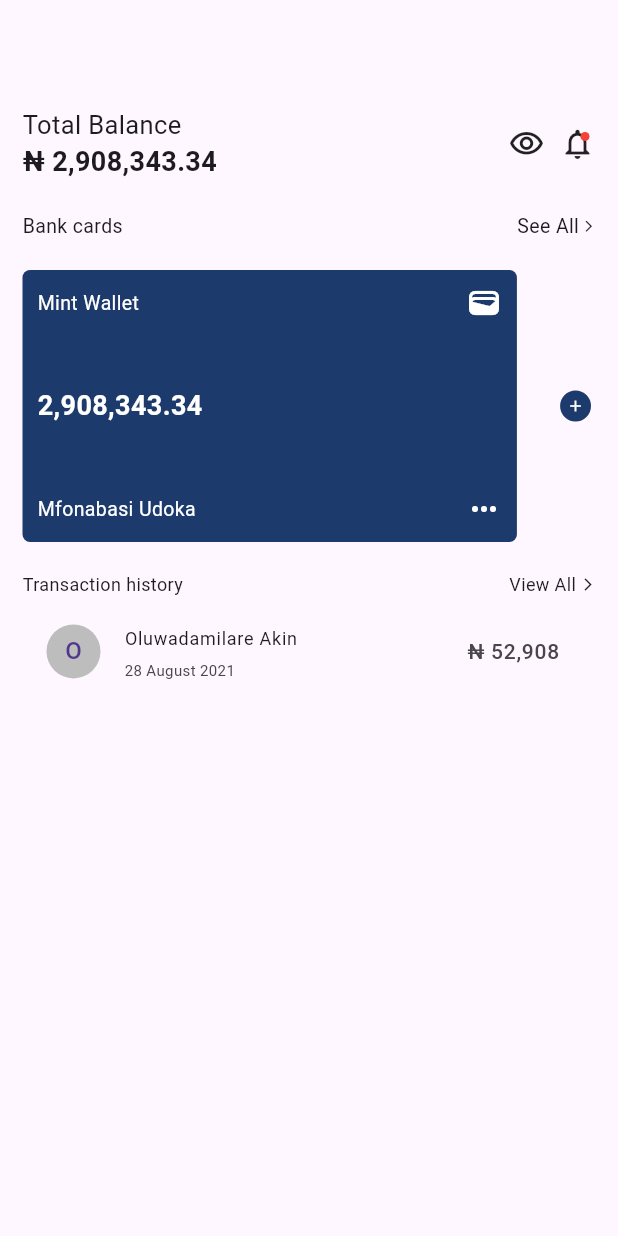
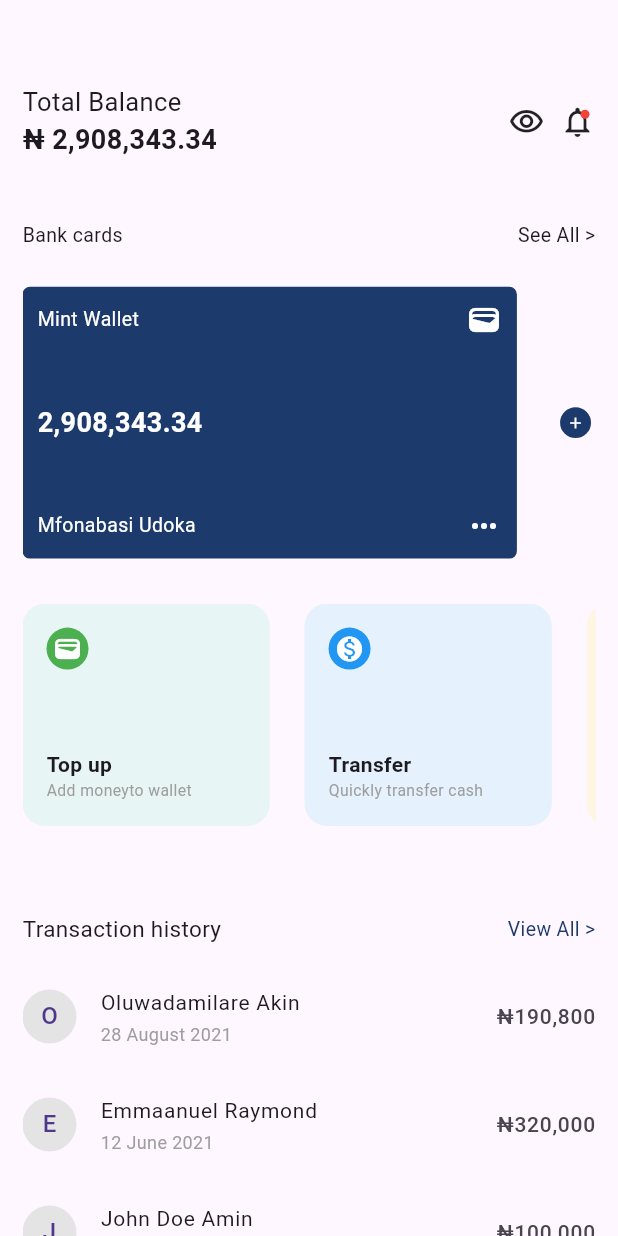
Before and after one commit to Nanafirdaus/fintech_app_ui, a Flutter app: the screen it shows after launch, on a phone screen of 412 x 824 dp. Run offline on Flutter 3.47's test engine with Material 3 defaults, Android fonts, the phone set to English and light mode, and no system bars.

Commit message:
add the custom widgets to home.dart and fixed some things

```diff
--- a/lib/home.dart
+++ b/lib/home.dart
@@ -1,3 +1,6 @@
+import 'package:fintech_app_ui/utils/extension.dart';
+import 'package:fintech_app_ui/widgets/services.dart';
+import 'package:fintech_app_ui/widgets/trans_tile.dart';
 import 'package:flutter/material.dart';
 
 import 'widgets/card_widget.dart';
@@ -10,87 +13,147 @@
   Widget build(BuildContext context) {
     return SafeArea(
       child: Scaffold(
-        appBar: AppBar(),
         body: Padding(
-          padding: const EdgeInsets.all(15.0),
+          padding: const EdgeInsets.only(top: 15, left: 15, right: 15),
           child: ListView(
             children: [
+              SizedBox(
+                height: context.screenHeight * .05,
+              ),
               const HeaderRow(),
-              const SizedBox(
-                height: 20,
+              SizedBox(
+                height: context.screenHeight * .05,
               ),
               const Row(
                 mainAxisAlignment: MainAxisAlignment.spaceBetween,
                 children: [
                   Text(
                     "Bank cards",
-                    style: TextStyle(fontSize: 13),
+                    style: TextStyle(
+                      fontSize: 13,
+                    ),
                   ),
                   Row(
                     children: [
                       Text(
-                        "See All",
+                        "See All >",
                         style: TextStyle(fontSize: 13),
-                      ),
-                      SizedBox(
-                        width: 2,
-                      ),
-                      Icon(
-                        Icons.arrow_forward_ios_outlined,
-                        size: 9,
                       ),
                     ],
                   ),
                 ],
               ),
-              const SizedBox(height: 20),
+              SizedBox(height: context.screenHeight * .03),
               const CardWidget(),
               const SizedBox(
-                height: 20,
+                height: 30,
               ),
-              const Row(
+              SizedBox(
+                height: context.screenHeight * .18,
+                child: ListView(
+                  physics: const BouncingScrollPhysics(),
+                  scrollDirection: Axis.horizontal,
+                  children: [
+                    const Services(
+                      title: "Top up",
+                      description: "Add moneyto wallet",
+                      icon: Icon(
+                        Icons.wallet_rounded,
+                        color: Colors.white,
+                        size: 20,
+                      ),
+                      color: Color.fromARGB(255, 231, 246, 244),
+                      iconBgColor: Colors.green,
+                    ),
+                    SizedBox(
+                      width: context.screenWidth * .02,
+                    ),
+                    const Services(
+                      title: "Transfer",
+                      description: "Quickly transfer cash",
+                      icon: Icon(
+                        Icons.monetization_on,
+                        color: Colors.white,
+                        size: 20,
+                      ),
+                      color: Color.fromARGB(255, 229, 241, 252),
+                      iconBgColor: Colors.blue,
+                    ),
+                    SizedBox(
+                      width: context.screenWidth * .02,
+                    ),
+                    const Services(
+                      title: "Receive",
+                      description: "Quickly receive cash",
+                      icon: Icon(
+                        Icons.monetization_on,
+                        color: Colors.white,
+                        size: 20,
+                      ),
+                      color: Color.fromARGB(255, 254, 245, 227),
+                      iconBgColor: Colors.amber,
+                    ),
+                    SizedBox(
+                      width: context.screenWidth * .02,
+                    ),
+                    const Services(
+                      title: "Airtime",
+                      description: "Recharge mobile line",
+                      icon: Icon(
+                        Icons.sim_card,
+                        color: Colors.white,
+                        size: 20,
+                      ),
+                      color: Color.fromARGB(255, 255, 223, 224),
+                      iconBgColor: Colors.red,
+                    ),
+                  ],
+                ),
+              ),
+              SizedBox(
+                height: context.screenHeight * .04,
+              ),
+              const Padding(
+                padding: EdgeInsets.only(top: 25, bottom: 12),
+                child: Row(
                   mainAxisAlignment: MainAxisAlignment.spaceBetween,
                   children: [
                     Text(
                       "Transaction history",
-                    style: TextStyle(fontSize: 12),
+                      style: TextStyle(fontSize: 15),
                     ),
                     Row(
                       children: [
                         Text(
-                        "View All",
-                        style: TextStyle(fontSize: 12),
+                          "View All >",
+                          style: TextStyle(
+                            fontSize: 13,
+                            color: Color.fromARGB(255, 28, 58, 107),
                           ),
-                      SizedBox(
-                        width: 3,
-                      ),
-                      Icon(
-                        Icons.arrow_forward_ios,
-                        size: 10,
                         ),
                       ],
                     ),
                   ],
                 ),
-              ListTile(
-                leading: CircleAvatar(
-                  radius: 18,
-                  backgroundColor: Colors.grey[400],
-                  child: const Text("O"),
               ),
-                title: const Text(
-                  "Oluwadamilare Akin",
-                  style: TextStyle(fontSize: 12),
-                ),
-                subtitle: const Text(
-                  "28 August 2021",
-                  style: TextStyle(fontSize: 10),
-                ),
-                trailing: const Text(
-                  "\u20A6 52,908",
-                  style: TextStyle(fontSize: 14),
-                ),
-              ),
+              const TransactionTile(
+                  name: "Oluwadamilare Akin",
+                  date: "28 August 2021",
+                  amount: "190,800"),
+              const TransactionTile(
+                  name: "Emmaanuel Raymond",
+                  date: "12 June 2021",
+                  amount: "320,000"),
+              const TransactionTile(
+                  name: "John Doe Amin",
+                  date: "8 July 2021",
+                  amount: "100,000"),
+              const TransactionTile(
+                  name: "Emma Samuel",
+                  date: "8 November 2021",
+                  amount: "240,000"),
+              const TransactionTile(
+                  name: "Kelvin Hart", date: "11 May 2021", amount: "900,000"),
             ],
           ),
         ),
```
Lines whose indentation alone changed are shown as unchanged.
